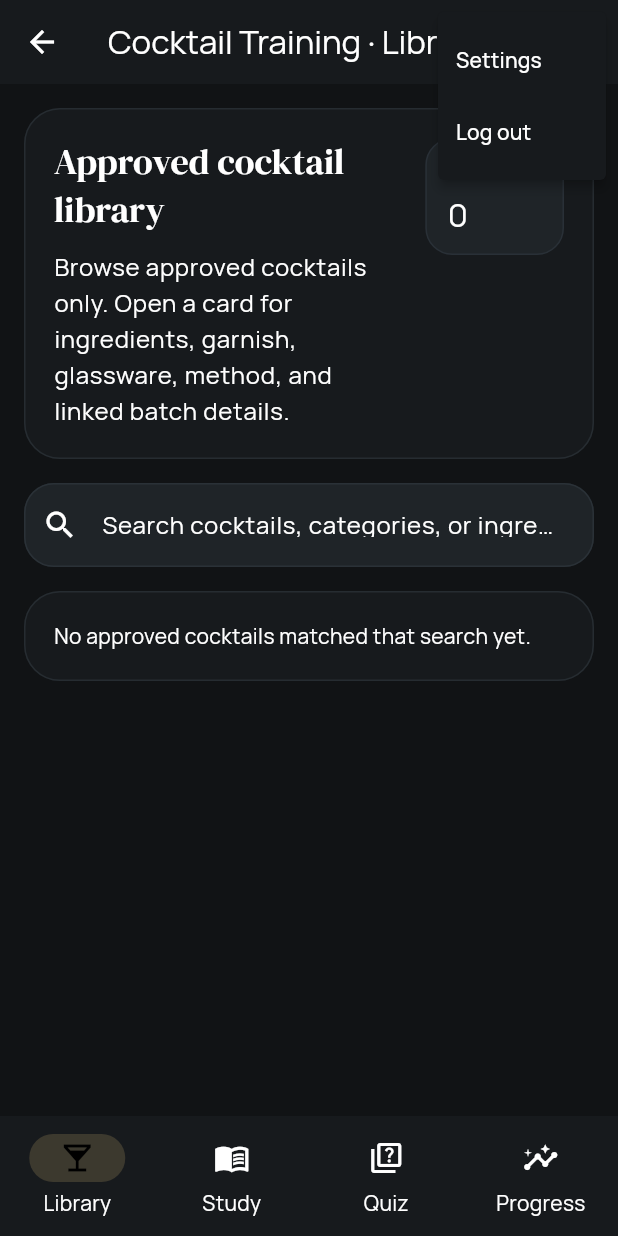
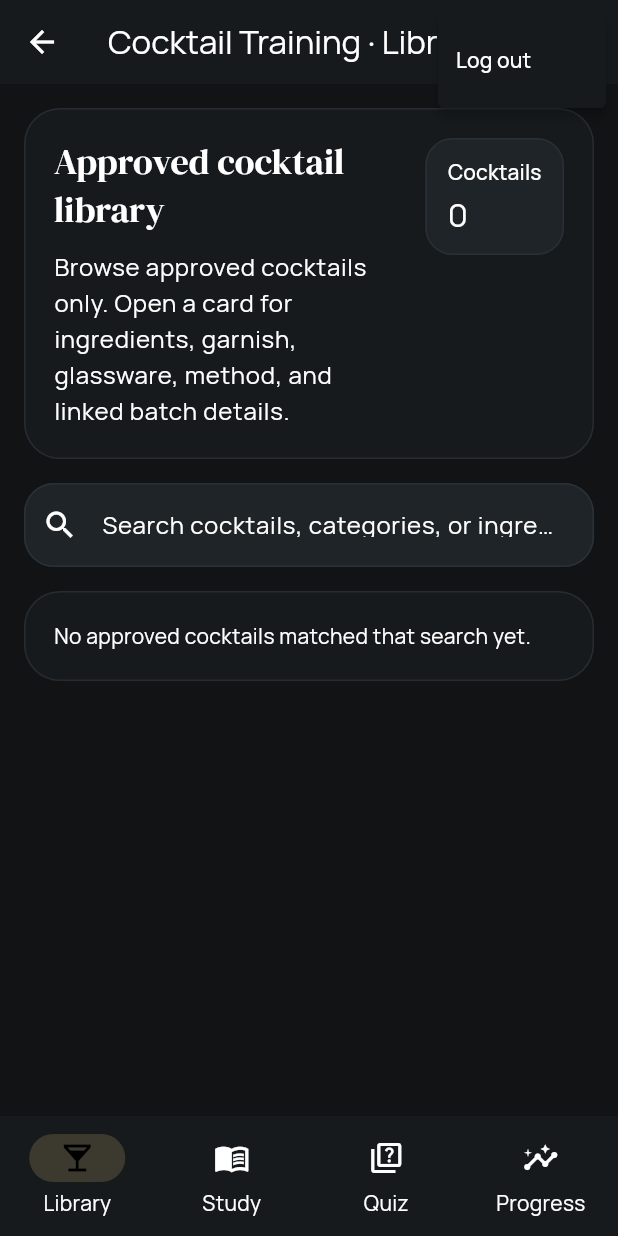
Before and after one commit to JMcG1/cocktail-training-app, a Flutter app: the _LearningWorkspace screen opened directly with empty values, after a tap on the "more vert" icon, on a phone screen of 412 x 824 dp. Run offline on Flutter 3.47's test engine with Material 3 defaults, Android fonts, the light colour scheme and no system bars; our stand-ins replace cloud_firestore, file_picker, firebase_auth, firebase_core, qr_flutter; missing offline and left inert: dart:html, syncfusion_flutter_pdf; accounts and stored records are empty.

Commit message:
Hide settings from bartender workspace

```diff
--- a/lib/presentation/screens/app_shell.dart
+++ b/lib/presentation/screens/app_shell.dart
@@ -920,6 +920,8 @@ class _LearningWorkspace extends StatefulWidget {
 class _LearningWorkspaceState extends State<_LearningWorkspace> {
   int _selectedIndex = 0;
 
+  bool get _showSettingsMenu => widget.showManagerTools;
+
   @override
   Widget build(BuildContext context) {
     final pages = <_WorkspacePage>[
@@ -994,6 +996,9 @@ class _LearningWorkspaceState extends State<_LearningWorkspace> {
               onSelected: (value) async {
                 switch (value) {
                   case 'settings':
+                    if (!_showSettingsMenu) {
+                      return;
+                    }
                     await Navigator.of(context).push(
                       MaterialPageRoute<void>(
                         builder: (_) => Scaffold(
@@ -1011,9 +1016,13 @@ class _LearningWorkspaceState extends State<_LearningWorkspace> {
                     break;
                 }
               },
-              itemBuilder: (context) => const [
-                PopupMenuItem(value: 'settings', child: Text('Settings')),
-                PopupMenuItem(value: 'logout', child: Text('Log out')),
+              itemBuilder: (context) => [
+                if (_showSettingsMenu)
+                  const PopupMenuItem(
+                    value: 'settings',
+                    child: Text('Settings'),
+                  ),
+                const PopupMenuItem(value: 'logout', child: Text('Log out')),
               ],
             ),
           ],
```
